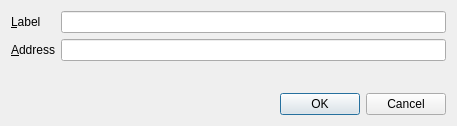
blujay2013/eecs588-pjct, file desktop/src/qt/forms/editaddressdialog.ui: the form before one commit.
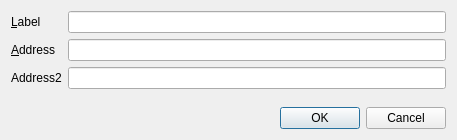
The form after the commit. Custom widgets are drawn as their Qt base class.

Commit message: front-end changes to add multi-sig address

```diff
--- a/desktop/src/qt/forms/editaddressdialog.ui
+++ b/desktop/src/qt/forms/editaddressdialog.ui
@@ -7,7 +7,7 @@
     <x>0</x>
     <y>0</y>
     <width>457</width>
-    <height>126</height>
+    <height>140</height>
    </rect>
   </property>
   <property name="windowTitle">
@@ -36,7 +36,17 @@
        </property>
       </widget>
      </item>
-     <item row="1" column="0">
+     <item row="3" column="1">
+      <widget class="QLineEdit" name="addressEdit_2"/>
+     </item>
+     <item row="2" column="1">
+      <widget class="QValidatedLineEdit" name="addressEdit">
+       <property name="toolTip">
+        <string>The address associated with this address list entry. This can only be modified for sending addresses.</string>
+       </property>
+      </widget>
+     </item>
+     <item row="2" column="0">
       <widget class="QLabel" name="label_2">
        <property name="text">
         <string>&amp;Address</string>
@@ -46,10 +56,13 @@
        </property>
       </widget>
      </item>
-     <item row="1" column="1">
-      <widget class="QValidatedLineEdit" name="addressEdit">
-       <property name="toolTip">
-        <string>The address associated with this address list entry. This can only be modified for sending addresses.</string>
+     <item row="3" column="0">
+      <widget class="QLabel" name="label_3">
+       <property name="text">
+        <string>Address2</string>
+       </property>
+       <property name="buddy">
+        <cstring>addressEdit_2</cstring>
        </property>
       </widget>
      </item>
```
The commit also changes 5 other files.
